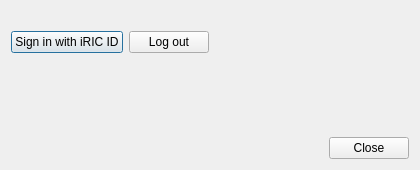
Before: the Qt Designer form libs/misc/iricauthdialog.ui in kskinoue0612/prepost-gui, drawn with Qt 5.
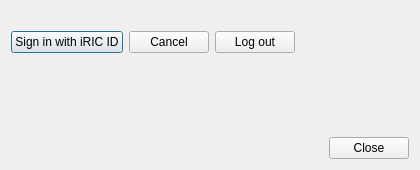
After: the same form once the commit is applied.

```diff
--- a/libs/misc/iricauthdialog.ui
+++ b/libs/misc/iricauthdialog.ui
@@ -36,6 +36,16 @@
        </property>
       </widget>
      </item>
+     <item>
+      <widget class="QPushButton" name="cancelButton">
+       <property name="visible">
+        <bool>false</bool>
+       </property>
+       <property name="text">
+        <string>Cancel</string>
+       </property>
+      </widget>
+     </item>
      <item>
       <widget class="QPushButton" name="logoutButton">
        <property name="text">
```
